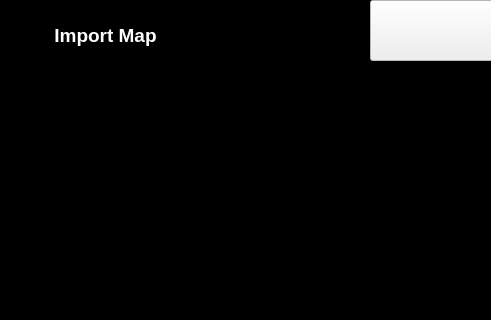
Before: the Qt Designer form cvistarplanner.ui in shridharbhandiwad/Zoppler_MissionPlannerQt, drawn with Qt 5; both pictures show x 0 to 491 and y 0 to 320 of the 1230 by 705 pixel window.
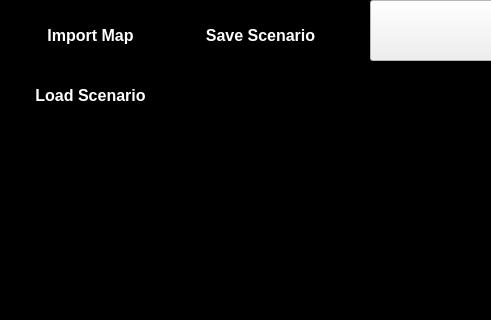
After: the same form once the commit is applied. Custom widgets are drawn as their Qt base class.

Commit message:
feat: Implement auto-save and load for scenarios
Adds auto-save and load functionality for vistar routes and objects. Includes manual save/load buttons and triggers auto-save on modifications.

Patch:
```diff
--- a/cvistarplanner.ui
+++ b/cvistarplanner.ui
@@ -437,7 +437,7 @@
         <rect>
          <x>10</x>
          <y>10</y>
-         <width>191</width>
+         <width>161</width>
          <height>51</height>
         </rect>
        </property>
@@ -449,7 +449,7 @@
        </property>
        <property name="font">
         <font>
-         <pointsize>14</pointsize>
+         <pointsize>12</pointsize>
          <bold>true</bold>
         </font>
        </property>
@@ -481,6 +481,104 @@
         <string>Import Map</string>
        </property>
       </widget>
+      <widget class="QPushButton" name="pushButton_SaveScenario">
+       <property name="geometry">
+        <rect>
+         <x>180</x>
+         <y>10</y>
+         <width>161</width>
+         <height>51</height>
+        </rect>
+       </property>
+       <property name="sizePolicy">
+        <sizepolicy hsizetype="Expanding" vsizetype="Expanding">
+         <horstretch>0</horstretch>
+         <verstretch>0</verstretch>
+        </sizepolicy>
+       </property>
+       <property name="font">
+        <font>
+         <pointsize>12</pointsize>
+         <bold>true</bold>
+        </font>
+       </property>
+       <property name="autoFillBackground">
+        <bool>false</bool>
+       </property>
+       <property name="styleSheet">
+        <string notr="true">QPushButton {
+    background-color: qlineargradient(x1:0, y1:0, x2:0, y2:1,
+                                      stop:0 #FF9800,
+                                      stop:1 #F57C00);
+    border: none;
+    color: white;
+    padding: 10px 20px;
+    border-radius: 8px;
+}
+
+QPushButton:hover {
+    background-color: qlineargradient(x1:0, y1:0, x2:0, y2:1,
+                                      stop:0 #FFB74D,
+                                      stop:1 #FB8C00);
+}
+
+QPushButton:pressed {
+    background-color: #E65100;
+}</string>
+       </property>
+       <property name="text">
+        <string>Save Scenario</string>
+       </property>
+      </widget>
+      <widget class="QPushButton" name="pushButton_LoadScenario">
+       <property name="geometry">
+        <rect>
+         <x>10</x>
+         <y>70</y>
+         <width>161</width>
+         <height>51</height>
+        </rect>
+       </property>
+       <property name="sizePolicy">
+        <sizepolicy hsizetype="Expanding" vsizetype="Expanding">
+         <horstretch>0</horstretch>
+         <verstretch>0</verstretch>
+        </sizepolicy>
+       </property>
+       <property name="font">
+        <font>
+         <pointsize>12</pointsize>
+         <bold>true</bold>
+        </font>
+       </property>
+       <property name="autoFillBackground">
+        <bool>false</bool>
+       </property>
+       <property name="styleSheet">
+        <string notr="true">QPushButton {
+    background-color: qlineargradient(x1:0, y1:0, x2:0, y2:1,
+                                      stop:0 #00BCD4,
+                                      stop:1 #0097A7);
+    border: none;
+    color: white;
+    padding: 10px 20px;
+    border-radius: 8px;
+}
+
+QPushButton:hover {
+    background-color: qlineargradient(x1:0, y1:0, x2:0, y2:1,
+                                      stop:0 #4DD0E1,
+                                      stop:1 #00ACC1);
+}
+
+QPushButton:pressed {
+    background-color: #00838F;
+}</string>
+       </property>
+       <property name="text">
+        <string>Load Scenario</string>
+       </property>
+      </widget>
      </widget>
     </item>
    </layout>
```
The commit also changes 9 other files.
